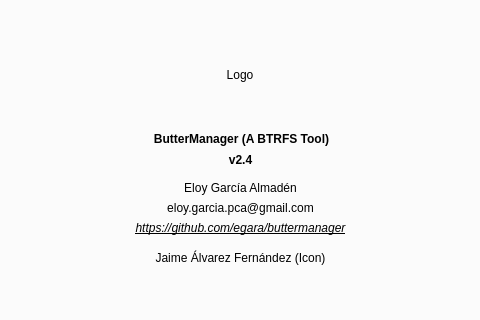
Old version of the form buttermanager/buttermanager/ui/MainWindow.ui in the repository egara/buttermanager; both pictures show x 166 to 646 and y 86 to 406 of the 800 by 800 pixel window.
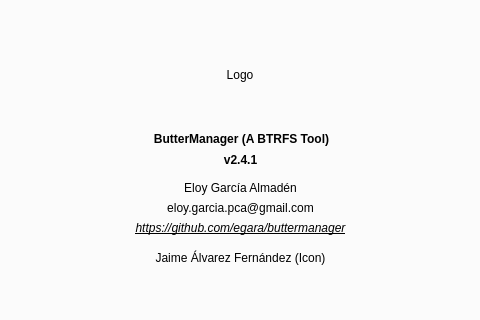
New version of the form. The open tabs and pages were chosen to show the change.

Commit message: Upgrading version 2.4.1 within ButterManager

Diff of the .ui file:
```diff
--- a/buttermanager/buttermanager/ui/MainWindow.ui
+++ b/buttermanager/buttermanager/ui/MainWindow.ui
@@ -1009,7 +1009,7 @@
            </font>
           </property>
           <property name="text">
-           <string>v2.4</string>
+           <string>v2.4.1</string>
           </property>
           <property name="alignment">
            <set>Qt::AlignCenter</set>
```
The commit also changes 1 other file.
